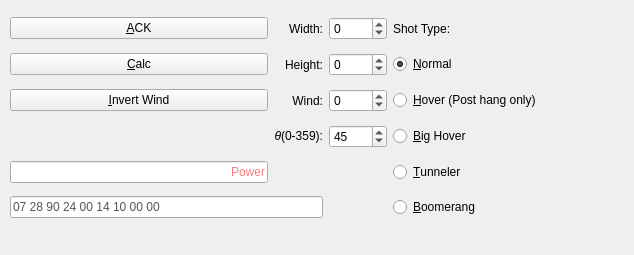
Old version of the form RetoolGUI.ui in the repository calculuswhiz/fluffy-spoon.
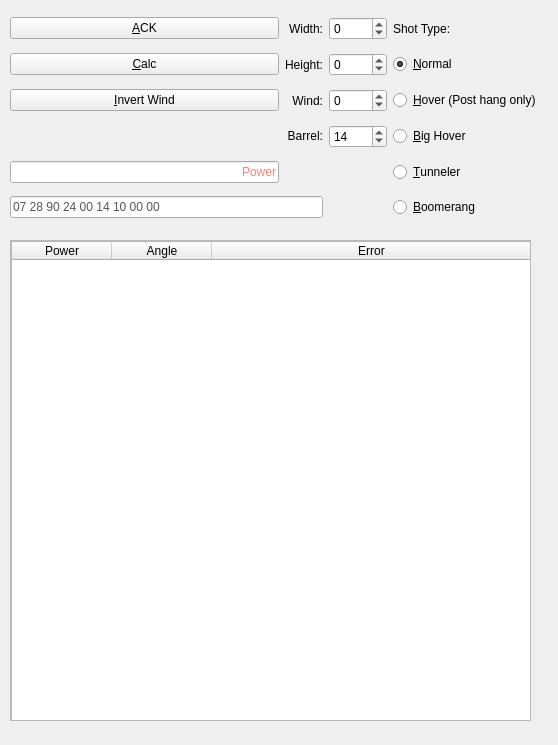
New version of the form.

Commit message: All-angle aiming.

```diff
--- a/RetoolGUI.ui
+++ b/RetoolGUI.ui
@@ -6,8 +6,8 @@
    <rect>
     <x>0</x>
     <y>0</y>
-    <width>634</width>
-    <height>255</height>
+    <width>558</width>
+    <height>745</height>
    </rect>
   </property>
   <property name="sizePolicy">
@@ -92,7 +92,7 @@
      <item row="5" column="1">
       <widget class="QLabel" name="label_3">
        <property name="text">
-        <string>&lt;html&gt;&lt;head/&gt;&lt;body&gt;&lt;p&gt;&lt;span style=&quot; font-style:italic;&quot;&gt;θ&lt;/span&gt;(0-359):&lt;/p&gt;&lt;/body&gt;&lt;/html&gt;</string>
+        <string>&lt;html&gt;&lt;head/&gt;&lt;body&gt;&lt;p&gt;Barrel:&lt;/p&gt;&lt;/body&gt;&lt;/html&gt;</string>
        </property>
        <property name="alignment">
         <set>Qt::AlignRight|Qt::AlignTrailing|Qt::AlignVCenter</set>
@@ -125,7 +125,7 @@
         <number>1</number>
        </property>
        <property name="value">
-        <number>45</number>
+        <number>14</number>
        </property>
       </widget>
      </item>
@@ -234,6 +234,63 @@
      </item>
     </layout>
    </widget>
+   <widget class="QScrollArea" name="scrollArea">
+    <property name="geometry">
+     <rect>
+      <x>10</x>
+      <y>240</y>
+      <width>521</width>
+      <height>481</height>
+     </rect>
+    </property>
+    <property name="widgetResizable">
+     <bool>true</bool>
+    </property>
+    <widget class="QWidget" name="scrollAreaWidgetContents">
+     <property name="geometry">
+      <rect>
+       <x>0</x>
+       <y>0</y>
+       <width>519</width>
+       <height>479</height>
+      </rect>
+     </property>
+     <widget class="QTableWidget" name="calcTable">
+      <property name="geometry">
+       <rect>
+        <x>0</x>
+        <y>0</y>
+        <width>521</width>
+        <height>481</height>
+       </rect>
+      </property>
+      <property name="sortingEnabled">
+       <bool>true</bool>
+      </property>
+      <attribute name="horizontalHeaderStretchLastSection">
+       <bool>true</bool>
+      </attribute>
+      <attribute name="verticalHeaderVisible">
+       <bool>false</bool>
+      </attribute>
+      <column>
+       <property name="text">
+        <string>Power</string>
+       </property>
+      </column>
+      <column>
+       <property name="text">
+        <string>Angle</string>
+       </property>
+      </column>
+      <column>
+       <property name="text">
+        <string>Error</string>
+       </property>
+      </column>
+     </widget>
+    </widget>
+   </widget>
   </widget>
   <action name="actionExit">
    <property name="text">
```
The commit also changes 2 other files.
